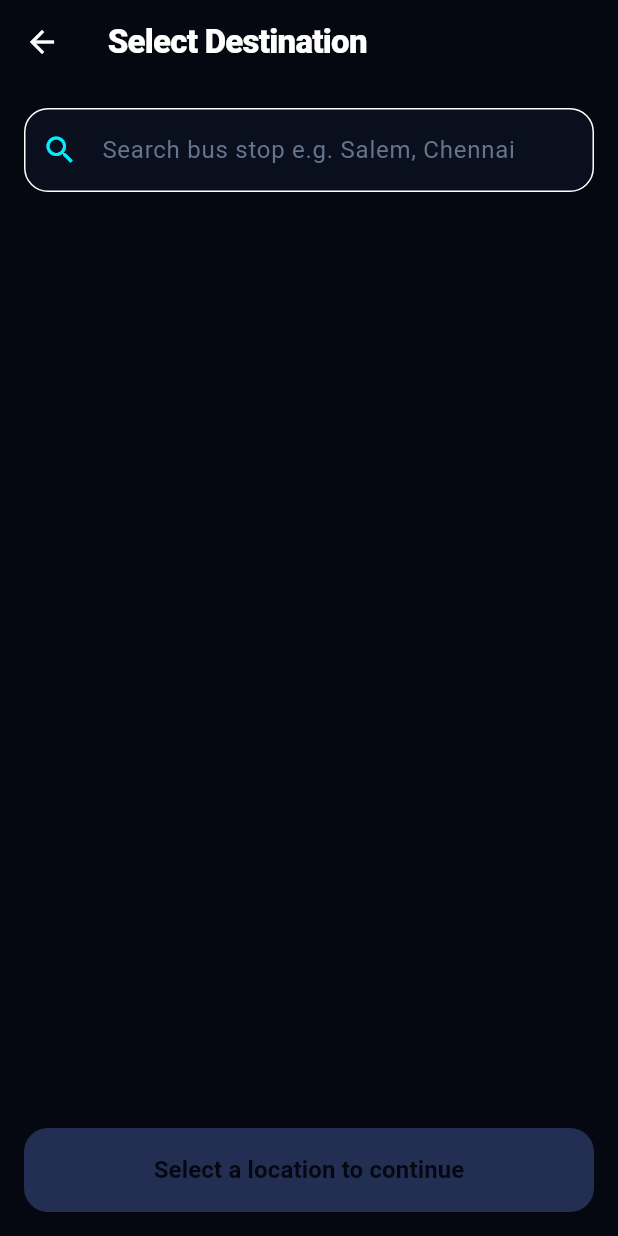
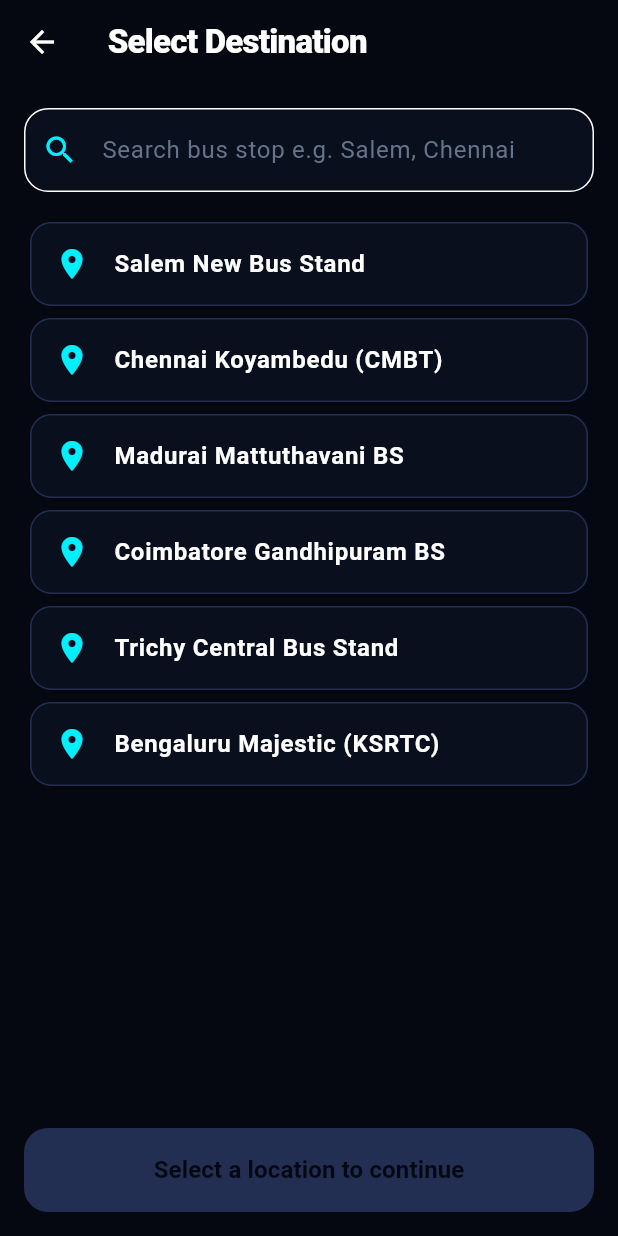
Before and after one commit to hemmanth-18/wakestop, a Flutter app: the SelectDestinationScreen screen opened directly, on a phone screen of 412 x 824 dp. Run offline on Flutter 3.47's test engine with Material 3 defaults, Android fonts, the phone set to English and light mode, and no system bars; our stand-ins replace audioplayers, flutter_local_notifications, geolocator, shared_preferences, vibration; accounts and stored records are empty; project files that could hold a hidden picture were left out.

Commit message:
fix: resolve select_destination_screen state variables and build web

```diff
--- a/mobile/lib/screens/select_destination_screen.dart
+++ b/mobile/lib/screens/select_destination_screen.dart
@@ -18,16 +18,44 @@ class _SelectDestinationScreenState extends State<SelectDestinationScreen> {
   bool _isSearching = false;
   bool _isStarting = false;
 
+  static const List<Map<String, dynamic>> _popularStops = [
+    {'name': 'Salem New Bus Stand', 'lat': 11.6643, 'lng': 78.1460},
+    {'name': 'Chennai Koyambedu (CMBT)', 'lat': 13.0694, 'lng': 80.1948},
+    {'name': 'Madurai Mattuthavani BS', 'lat': 9.9391, 'lng': 78.1578},
+    {'name': 'Coimbatore Gandhipuram BS', 'lat': 11.0168, 'lng': 76.9655},
+    {'name': 'Trichy Central Bus Stand', 'lat': 10.7905, 'lng': 78.6824},
+    {'name': 'Bengaluru Majestic (KSRTC)', 'lat': 12.9780, 'lng': 77.5700},
+  ];
+
+  @override
+  void initState() {
+    super.initState();
+    _searchResults = List.from(_popularStops);
+  }
+
   void _onSearchChanged(String query) async {
     if (query.trim().isEmpty) {
-      setState(() => _searchResults = []);
+      setState(() => _searchResults = List.from(_popularStops));
       return;
     }
     setState(() => _isSearching = true);
     try {
       final results = await ApiService.searchStops(query);
-      setState(() => _searchResults = results);
+      if (results.isNotEmpty) {
+        setState(() => _searchResults = results);
+      } else {
+        setState(() {
+          _searchResults = _popularStops
+              .where((s) => s['name'].toString().toLowerCase().contains(query.toLowerCase()))
+              .toList();
+        });
+      }
     } catch (e) {
+      setState(() {
+        _searchResults = _popularStops
+            .where((s) => s['name'].toString().toLowerCase().contains(query.toLowerCase()))
+            .toList();
+      });
     } finally {
       setState(() => _isSearching = false);
     }
```
Also changed, not shown: 1 other file.
